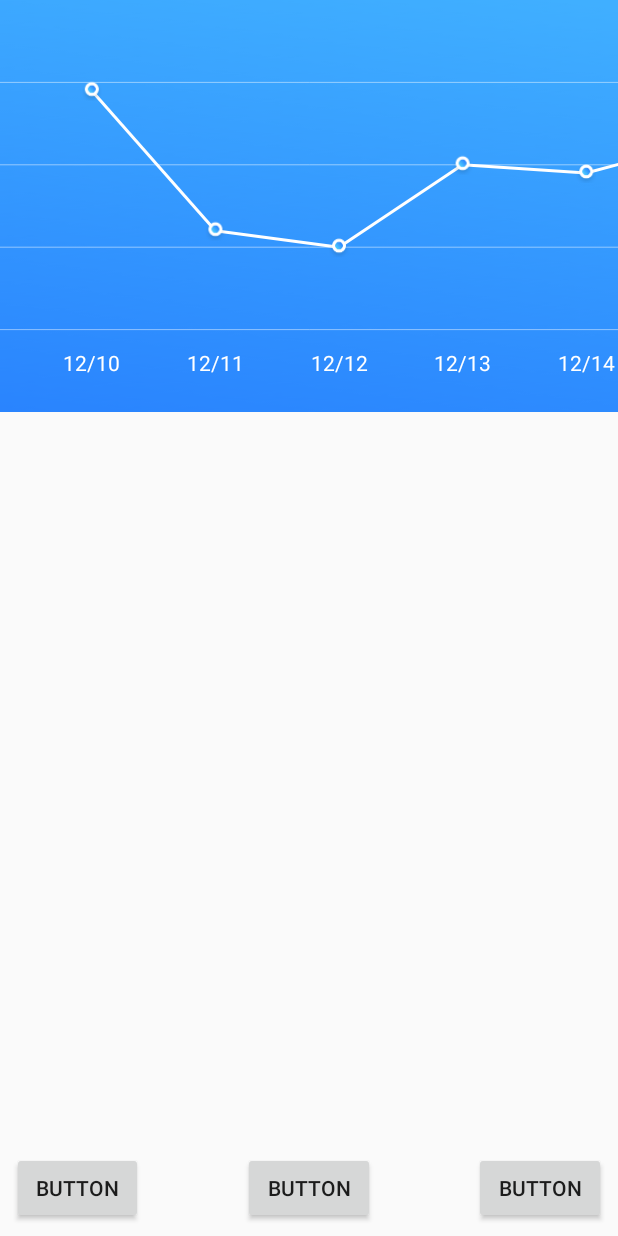
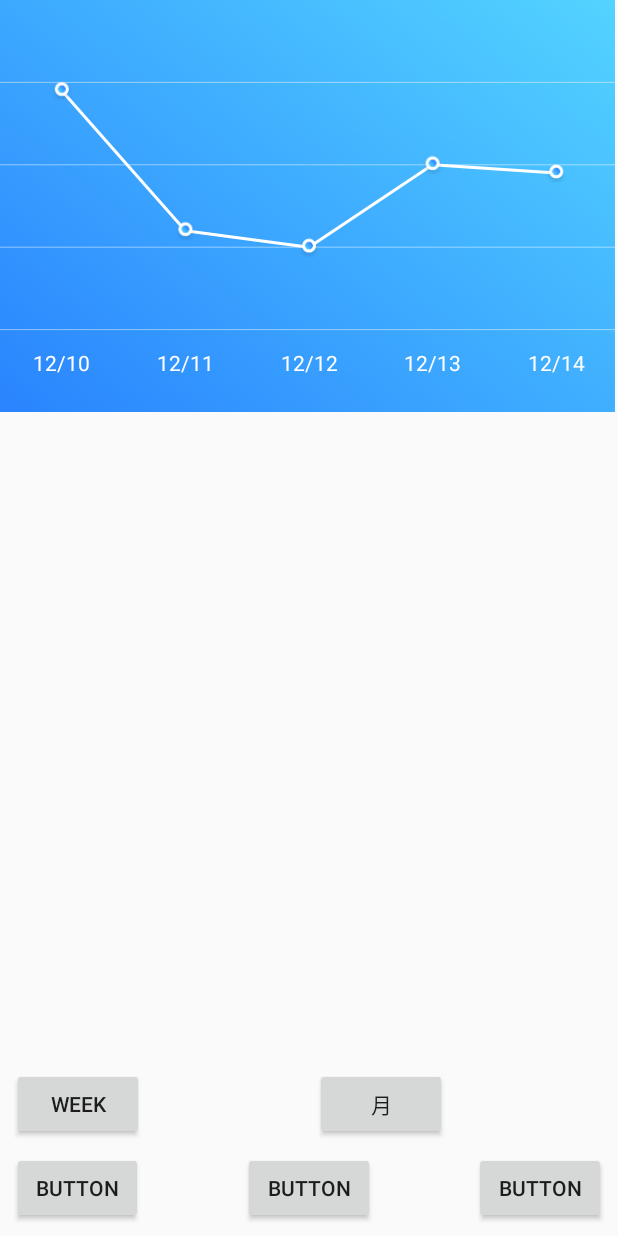
Before and after one commit to Himawari0125/PermissionUtils, an Android app: the TrendActivity screen opened directly, with no data from a screen before it, on a phone screen of 412 x 824 dp. Run offline under Robolectric (Android 15) with nearby library versions, the phone set to English and light mode, and no system bars; our stand-ins replace CircleImageView.

Commit message:
自定义趋势折线图 week与month切换

```diff
--- a/app/src/main/java/com/himawari/permissionUtils/activity/TrendActivity.java
+++ b/app/src/main/java/com/himawari/permissionUtils/activity/TrendActivity.java
@@ -2,12 +2,14 @@ package com.himawari.permissionUtils.activity;
 
 import android.os.Bundle;
 import android.support.annotation.Nullable;
+import android.util.Log;
 import android.view.View;
 
 
 import com.himawari.permissionUtils.BaseActivity;
 import com.himawari.permissionUtils.R;
 import com.himawari.permissionUtils.bean.TrendBean;
+import com.himawari.permissionUtils.views.ScrollerLayout;
 import com.himawari.permissionUtils.views.TrendView;
 
 import java.util.ArrayList;
@@ -19,28 +21,21 @@ import java.util.List;
 
 public class TrendActivity extends BaseActivity{
     private TrendView trendView;
+    private ScrollerLayout scrollerLayout;
     private Float[] weights = new Float[]{50.9f,49.2f,49.0f,50.0f,49.9f,50.3f,49.2f,49.0f,50.0f,49.9f,50.3f,49.2f,49.0f,50.0f,49.9f,50.3f,49.2f,49.0f,50.0f,49.9f
     ,50.9f,49.2f,49.0f,50.0f,49.9f,50.3f,49.2f,49.0f,50.0f,49.9f,50.3f,49.2f,49.0f,50.0f,49.9f,50.3f,49.2f,49.0f,50.0f,49.9f};
+    private  List<TrendBean> datas;
     @Override
     protected void onCreate(@Nullable Bundle savedInstanceState) {
         setContentView(R.layout.activity_trend);
         super.onCreate(savedInstanceState);
-        List<TrendBean> datas = new ArrayList<>();
-        for(int i = 0 ; i < 30 ;i++){
-            TrendBean bean = new TrendBean();
-            bean.setScaleDate("12/1"+i);
-            bean.setWeight(weights[i]);
-            bean.setFat(20+i);
-            bean.setMuscle(30+i);
-            datas.add(bean);
-        }
-        trendView.setDatas(datas);
-        trendView.setTrendType(TrendView.TrendType.Weight);
+        LoadWeekDatas();
     }
 
     @Override
     protected void initView() {
         trendView = findViewById(R.id.trendView);
+        scrollerLayout = findViewById(R.id.scrollLayout);
     }
 
 
@@ -55,4 +50,49 @@ public class TrendActivity extends BaseActivity{
     public void onMuscleClick(View view){
         trendView.setTrendType(TrendView.TrendType.Muscle);
     }
+
+
+    private void LoadWeekDatas(){
+        Float[] weights = new Float[]{50.9f,49.2f,49.0f,50.0f,49.9f};
+        datas = new ArrayList<>();
+        for(int i = 0 ; i < 5 ;i++){
+            TrendBean bean = new TrendBean();
+            bean.setScaleDate("12/1"+i);
+            bean.setWeight(weights[i]);
+            bean.setFat(20+i);
+            bean.setMuscle(30+i);
+            datas.add(bean);
+        }
+        Log.i("----week----","-----------");
+        scrollerLayout.reMeasure(datas.size());
+        trendView.setDatas(datas);
+        trendView.setTrendType(TrendView.TrendType.Weight);
+
+    }
+    private void LoadMonthDatas(){
+        Float[] weights = new Float[]{50.9f,49.2f,49.0f,50.0f,49.9f,50.3f,49.2f,49.0f,50.0f,49.9f,50.3f,49.2f,49.0f,50.0f,49.9f,50.3f,49.2f,49.0f,50.0f,49.9f
+                ,50.9f,49.2f,49.0f,50.0f,49.9f,50.3f,49.2f,49.0f,50.0f,49.9f,50.3f,49.2f,49.0f,50.0f,49.9f,50.3f,49.2f,49.0f,50.0f,49.9f};
+        datas = new ArrayList<>();
+        for(int i = 0 ; i < 30 ;i++){
+            TrendBean bean = new TrendBean();
+            bean.setScaleDate("12/1"+i);
+            bean.setWeight(weights[i]);
+            bean.setFat(20+i);
+            bean.setMuscle(30+i);
+            datas.add(bean);
+        }
+
+        Log.i("----month----","-----------");
+        scrollerLayout.reMeasure(datas.size());
+        trendView.setDatas(datas);
+        trendView.setTrendType(TrendView.TrendType.Weight);
+    }
+
+    public void onWeekClick(View view){
+        LoadWeekDatas();
+    }
+
+    public void onMonthclick(View view){
+        LoadMonthDatas();
+    }
 }
--- a/app/src/main/java/com/himawari/permissionUtils/views/ScrollerLayout.java
+++ b/app/src/main/java/com/himawari/permissionUtils/views/ScrollerLayout.java
@@ -9,11 +9,14 @@ import android.view.ViewConfiguration;
 import android.view.ViewGroup;
 import android.widget.Scroller;
 
+import com.himawari.permissionUtils.MyApplication;
+
+
 /**
  * Created by S.Lee on 2017/12/20.
  */
 
-public class ScrollerLayout  extends ViewGroup {
+public class ScrollerLayout extends ViewGroup {
     private Scroller mScroller;
     /**
      * 判定为拖动的最小移动像素数
@@ -25,6 +28,12 @@ public class ScrollerLayout  extends ViewGroup {
     private int leftBorder;
     private int rightBorder;
 
+    private float heightScaleWidth = 2/3.0f;
+    private int splitSpaceCount = 5;
+    private float averageWidth;
+    private int size;
+    private float height;
+
 
     public ScrollerLayout(Context context, AttributeSet attrs) {
         super(context, attrs);
@@ -35,30 +44,47 @@ public class ScrollerLayout  extends ViewGroup {
         mTouchSlop = ViewConfigurationCompat.getScaledPagingTouchSlop(configuration);
     }
 
+    public void reMeasure(int size){
+        this.size = size;
+        measure((int)averageWidth*size,(int)height);
+        layoutChild();
+        if(mScroller!=null)mScroller.startScroll(0, 0, 0, 0);
+        invalidate();
+    }
+
     @Override
     protected void onMeasure(int widthMeasureSpec, int heightMeasureSpec) {
         super.onMeasure(widthMeasureSpec, heightMeasureSpec);
         int childCount = getChildCount();
+        int specWidthMode = MeasureSpec.getMode(widthMeasureSpec);
+        int specWidthSize = MeasureSpec.getSize(widthMeasureSpec);
         for (int i = 0; i < childCount; i++) {
             View childView = getChildAt(i);
             // 为ScrollerLayout中的每一个子控件测量大小
             measureChild(childView, widthMeasureSpec, heightMeasureSpec);
         }
+
+        float width;
+        if(specWidthMode == MeasureSpec.EXACTLY){
+            width = specWidthSize;
+        }else{
+            width = MyApplication.width ;//- getPaddingLeft() - getPaddingRight();
+        }
+        height = width*heightScaleWidth;
+        averageWidth = width/splitSpaceCount;
+        setMeasuredDimension((int)averageWidth*size,(int)height);
     }
 
     @Override
     protected void onLayout(boolean changed, int l, int t, int r, int b) {
-        if (changed) {
-            int childCount = getChildCount();
-            for (int i = 0; i < childCount; i++) {
-                View childView = getChildAt(i);
-                // 为ScrollerLayout中的每一个子控件在水平方向上进行布局
-                childView.layout(i * childView.getMeasuredWidth(), 0, (i + 1) * childView.getMeasuredWidth(), childView.getMeasuredHeight());
-            }
-            // 初始化左右边界值
-            leftBorder = getChildAt(0).getLeft();
-            rightBorder = getChildAt(getChildCount() - 1).getRight();
-        }
+        if (changed)layoutChild();
+    }
+
+    private void layoutChild(){
+        View childView = getChildAt(0);
+        childView.layout(0, 0,(int)averageWidth*size, (int)height);
+        leftBorder = getChildAt(0).getLeft();
+        rightBorder = getChildAt(getChildCount() - 1).getRight();
     }
     @Override
     public boolean onInterceptTouchEvent(MotionEvent ev) {
--- a/app/src/main/java/com/himawari/permissionUtils/views/TrendView.java
+++ b/app/src/main/java/com/himawari/permissionUtils/views/TrendView.java
@@ -20,6 +20,7 @@ import com.himawari.permissionUtils.bean.TrendBean;
 import com.himawari.permissionUtils.utils.DensityUtils;
 
 import java.util.List;
+
 
 /**
  * Created by S.Lee on 2017/12/18.
@@ -85,6 +86,10 @@ public class TrendView extends View implements View.OnTouchListener{
     public void setDatas(List<TrendBean> beans){
         this.datas = beans;
         isScrolling = (datas.size() > splitSpaceCount)?true:false;
+        measure((int)averageWidth*datas.size(),(int)height);
+        Log.i("measure",(int)averageWidth*datas.size()+" "+(int)height);
+        calculateIntervals();
+        setTrendNodes();
     }
 
     @Override
@@ -375,21 +380,20 @@ public class TrendView extends View implements View.OnTouchListener{
 
     @Override
     public boolean onTouch(View v, MotionEvent event) {
-        int range = DensityUtils.dip2px(context,10);
+        int range = DensityUtils.dip2px(context,20);
         switch(event.getAction()){
             case MotionEvent.ACTION_DOWN:
-                Log.i("----ACTION_DOWN-----","---------");
+                Log.i("----ACTION_DOWN-----",event.getX()+" "+event.getY());
                 downX = event.getX();
                 downY = event.getY();
                 break;
             case MotionEvent.ACTION_MOVE:
-                Log.i("----ACTION_MOVE-----","---------");
+                Log.i("----ACTION_MOVE-----",event.getX()+" "+event.getY());
 
                 invalidate();
                 break;
             case MotionEvent.ACTION_UP:
-                Log.i("----ACTION_UP-----","---------");
-                if(downX == event.getX() && downY == event.getY()){
+                Log.i("----ACTION_UP-----",event.getX()+" "+event.getY());
                 boolean isNotChoosed = true;//间距比较小时，确保只press一个point
                 for(int i = 0 ; i < datas.size() ;i++){
                     TrendBean bean = datas.get(i);
@@ -421,7 +425,6 @@ public class TrendView extends View implements View.OnTouchListener{
                     }
                 }
                 invalidate();
-                }
                 break;
         }
         return true;
--- a/app/src/main/res/layout/activity_trend.xml
+++ b/app/src/main/res/layout/activity_trend.xml
@@ -2,19 +2,46 @@
 <android.support.constraint.ConstraintLayout
     xmlns:android="http://schemas.android.com/apk/res/android"
     xmlns:app="http://schemas.android.com/apk/res-auto"
+    xmlns:tools="http://schemas.android.com/tools"
     android:layout_width="match_parent"
     android:layout_height="match_parent">
 
+    <Button
+        android:id="@+id/button16"
+        android:layout_width="wrap_content"
+        android:layout_height="wrap_content"
+        android:layout_marginBottom="8dp"
+        android:layout_marginEnd="8dp"
+        android:layout_marginStart="8dp"
+        android:text="@string/month"
+        android:onClick="onMonthclick"
+        app:layout_constraintBottom_toTopOf="@+id/button13"
+        app:layout_constraintEnd_toEndOf="parent"
+        app:layout_constraintStart_toEndOf="@+id/button15" />
+
+    <Button
+        android:id="@+id/button15"
+        android:layout_width="wrap_content"
+        android:layout_height="wrap_content"
+        android:layout_marginBottom="8dp"
+        android:layout_marginStart="8dp"
+        android:onClick="onWeekClick"
+        android:text="week"
+        app:layout_constraintBottom_toTopOf="@+id/button13"
+        app:layout_constraintStart_toStartOf="parent" />
+
     <com.himawari.permissionUtils.views.ScrollerLayout
         android:layout_width="match_parent"
-        android:layout_height="wrap_content">
-    <com.himawari.permissionUtils.views.TrendView
-        android:layout_width="match_parent"
         android:layout_height="wrap_content"
-        android:paddingLeft="20dp"
-        android:paddingRight="20dp"
-        android:id="@+id/trendView"
-        android:background="@mipmap/qushitu_beijing1"/>
+        android:id="@+id/scrollLayout">
+
+        <com.himawari.permissionUtils.views.TrendView
+            android:id="@+id/trendView"
+            android:layout_width="match_parent"
+            android:layout_height="wrap_content"
+            android:background="@mipmap/qushitu_beijing1"
+            android:paddingLeft="20dp"
+            android:paddingRight="20dp" />
     </com.himawari.permissionUtils.views.ScrollerLayout>
     <Button
         android:id="@+id/button12"
@@ -50,4 +77,6 @@
         android:onClick="onMuscleClick"
         app:layout_constraintBottom_toBottomOf="parent"
         app:layout_constraintEnd_toEndOf="parent" />
+
+
 </android.support.constraint.ConstraintLayout>
```
Lines whose indentation alone changed are shown as unchanged.
